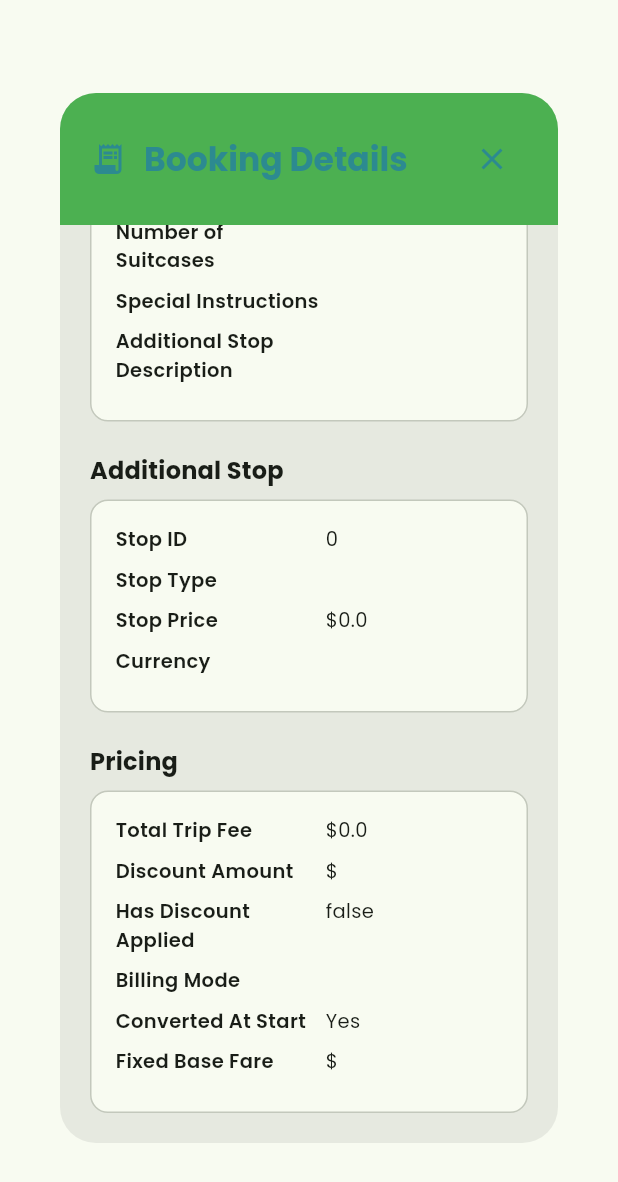
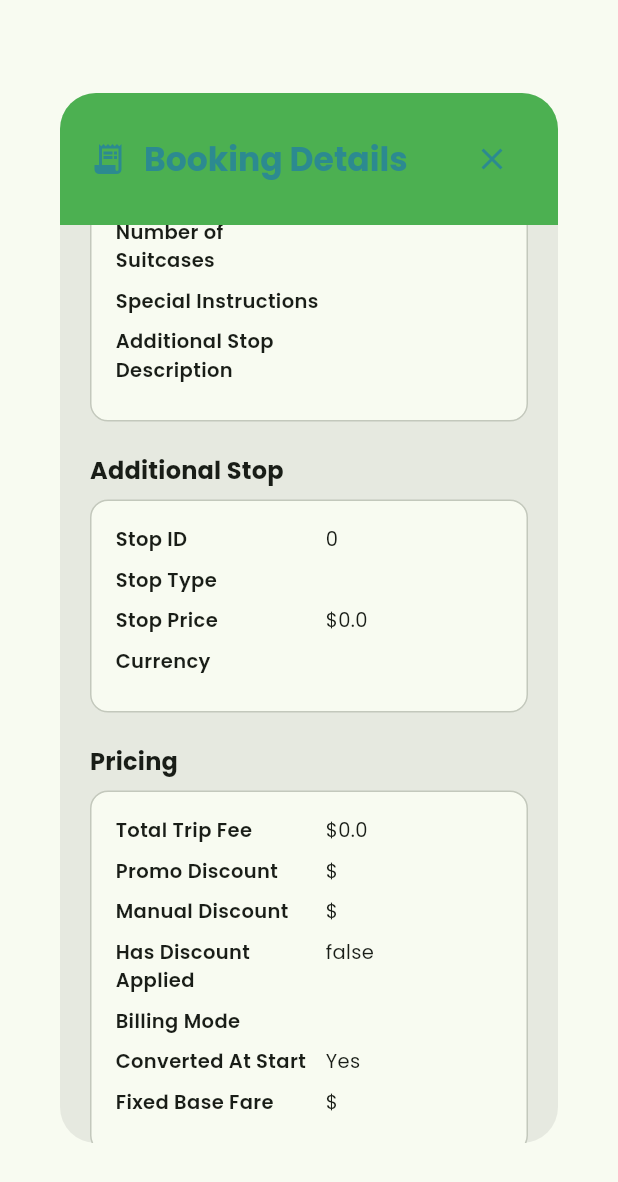
Before and after one commit to kemesay/flutter_play--app-store, a Flutter app: the BookingDetailsDialog widget shown alone on an empty page, opened directly with empty values, scrolled down 843 dp, on a phone screen of 412 x 824 dp. Shown: the top 1182 px of the screen. Run offline on Flutter 3.47's test engine with Material 3 defaults, Android fonts, the phone set to English and light mode, and no system bars; our stand-ins replace cached_network_image, flutter_typeahead, font_awesome_flutter, google_fonts, google_maps_flutter, share_plus and 3 more; missing offline and left inert: square_in_app_payments; accounts and stored records are empty; network calls fail; project files that could hold a hidden picture were left out.

Commit message:
Show promo discount separately from manual discount in trip details
discountAmountInDollars is now the admin-manual discount only; the
promo-code portion lives in promoDiscountAmountInDollars. Added a row
for it so a promo discount doesn't silently disappear from the detail
view.

Co-Authored-By: Claude Sonnet 5 <noreply@anthropic.com>

```diff
--- a/lib/ui/screens/home/pages/widgets/trip_card.dart
+++ b/lib/ui/screens/home/pages/widgets/trip_card.dart
@@ -670,7 +670,9 @@ class _BookingDetailsDialogState extends State<BookingDetailsDialog> {
                       [
                         _buildDetailRow('Total Trip Fee',
                             '\$${rawData['totalTripFeeInDollars']?.toString() ?? '0.00'}'),
-                        _buildDetailRow('Discount Amount',
+                        _buildDetailRow('Promo Discount',
+                            '\$${rawData['promoDiscountAmountInDollars']?.toString() ?? '0.00'}'),
+                        _buildDetailRow('Manual Discount',
                             '\$${rawData['discountAmountInDollars']?.toString() ?? '0.00'}'),
                         _buildDetailRow('Has Discount Applied',
                             rawData['hasDiscountApplied']?.toString() ?? 'N/A'),
```
